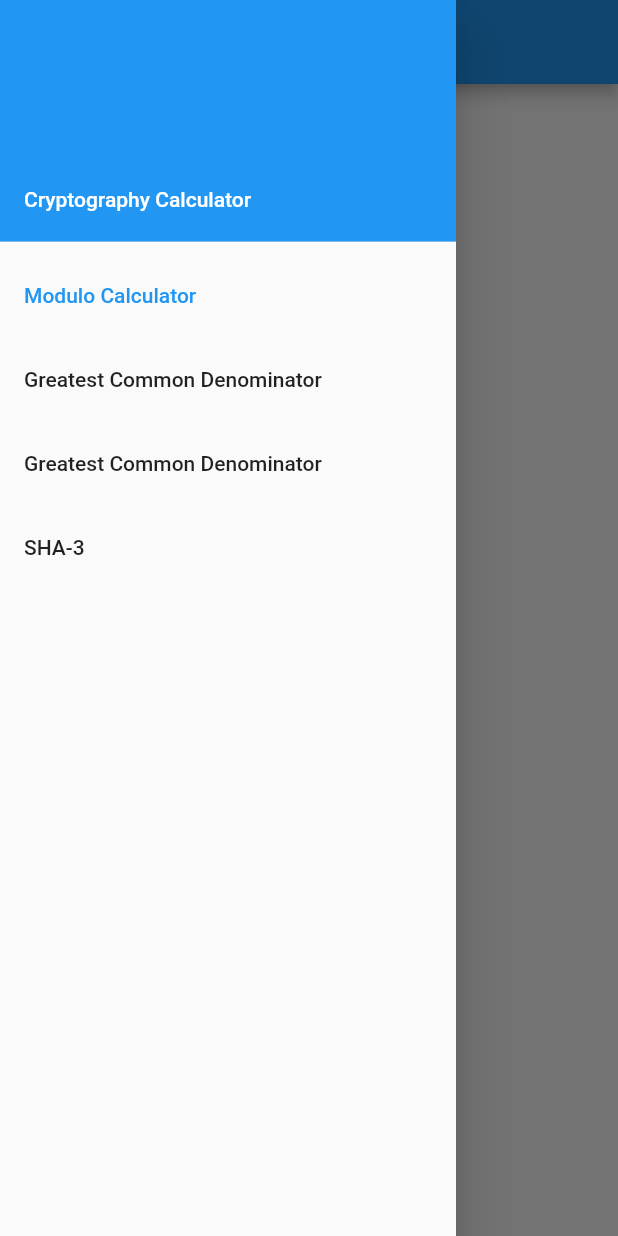
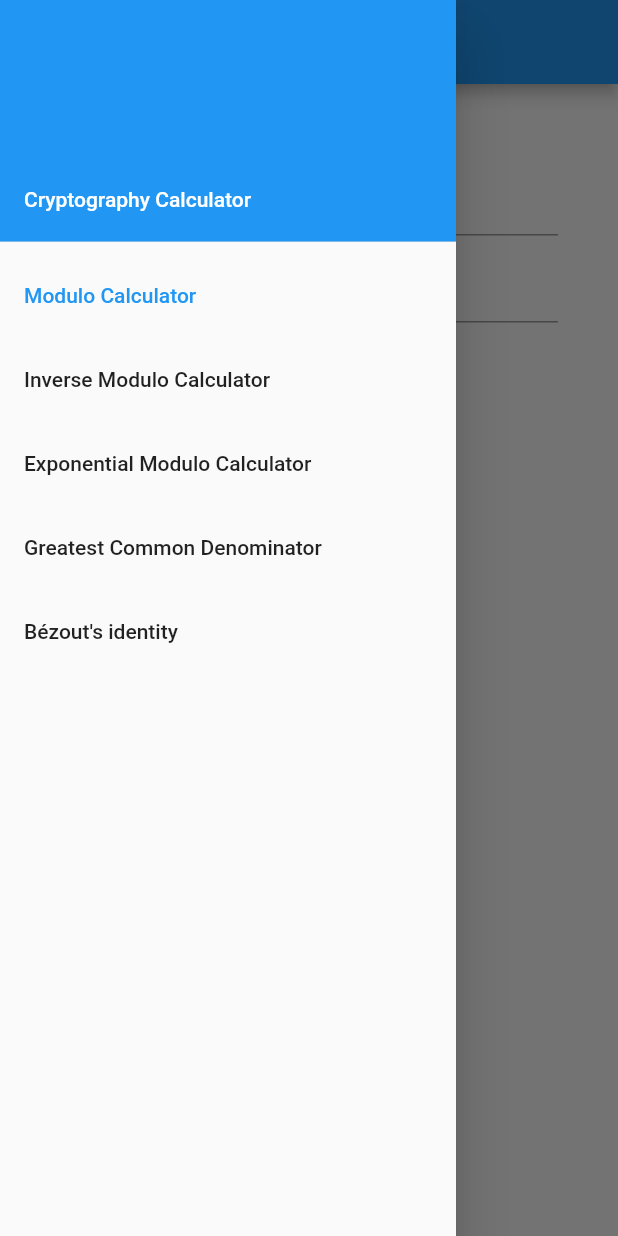
Before and after one commit to garrettparris/Cryptography-Calculator, a Flutter app: the screen it shows after launch, with the side drawer open, on a phone screen of 412 x 824 dp. Run offline on Flutter 3.47's test engine with Material 2 defaults, Android fonts, the phone set to English and light mode, and no system bars.

Commit message:
formatting

```diff
--- a/lib/fragments/first_fragment.dart
+++ /dev/null
@@ -1,52 +0,0 @@
-import 'package:flutter/material.dart';
-import 'dart:core';
-import 'modulo_pages/regular_modulo.dart';
-import 'modulo_pages/inverse_modulo.dart';
-import 'modulo_pages/exponent_modulo.dart';
-
-class FirstFragment extends StatelessWidget {
-  @override
-  Widget build(BuildContext context) {
-    return Scaffold(
-      body: Center(
-        child: new Column(
-          mainAxisAlignment: MainAxisAlignment.center,
-          crossAxisAlignment: CrossAxisAlignment.center,
-          children: <Widget>[
-            RaisedButton(
-              child: Text('Modulo'),
-              onPressed: () {
-                // Navigate to the second screen using a named route
-
-                Navigator.of(context).push(new MaterialPageRoute(builder:
-                    (BuildContext context) => new RegularModulo()));
-              },
-            ),
-            RaisedButton(
-              child: Text('Inverse Modulo'),
-              onPressed: () {
-                // Navigate to the second screen using a named route
-
-                Navigator.push(
-                  context,
-                  MaterialPageRoute(builder: (context) => new InverseModulo()),
-                );
-              },
-            ),
-            RaisedButton(
-              child: Text('Exponent modulo'),
-              onPressed: () {
-                // Navigate to the second screen using a named route
-
-                Navigator.push(
-                  context,
-                  MaterialPageRoute(builder: (context) => new ExponentModulo()),
-                );
-              },
-            ),
-          ],
-        ),
-      ),
-    );
-  }
-}
--- a/lib/fragments/modulo_pages/regular_modulo.dart
+++ b/lib/fragments/modulo_pages/regular_modulo.dart
@@ -1,16 +1,15 @@
 import 'package:flutter/material.dart';
 import 'dart:core';
 
-class RegularModulo extends StatefulWidget{
+class RegularModulo extends StatefulWidget {
   _RegularModulo createState() => _RegularModulo();
-
 }
 
 class _RegularModulo extends State<RegularModulo> {
   TextEditingController aValue = new TextEditingController();
   TextEditingController nValue = new TextEditingController();
   BigInt result;
-
+  bool visibilityTag = false;
   @override
   Widget build(BuildContext context) {
     var assetimg = new AssetImage("assets/modulo.png");
@@ -20,21 +19,24 @@ class _RegularModulo extends State<RegularModulo> {
       width: 100.00,
     );
     return Scaffold(
-      appBar: AppBar(
-        title: Text("Modulo"),
-      ),
       body: Center(
         child: new Column(
           children: <Widget>[
             Row(
               mainAxisAlignment: MainAxisAlignment.center,
               children: <Widget>[
-                new Flexible(
-                  child: image,
+                Padding(
+                  padding: const EdgeInsets.fromLTRB(0.00, 30.0, 0.00, 0.0),
+                  child: new Container(
+                    child: new Text("a mod n", style: TextStyle(
+                        fontStyle: FontStyle.italic, fontSize: 20.00),),
+                  ),
                 ),
               ],
             ),
-            Row(
+            Padding(
+              padding: const EdgeInsets.fromLTRB(40.00, 0.0, 40.00, 0.0),
+              child: Row(
                 mainAxisAlignment: MainAxisAlignment.center,
                 children: <Widget>[
                   new Text("a: "),
@@ -44,15 +46,16 @@ class _RegularModulo extends State<RegularModulo> {
                       keyboardType: TextInputType.number,
                       textAlign: TextAlign.center,
                       decoration: new InputDecoration(
-                      hintText: "a", contentPadding: new EdgeInsets.all(0.0),
-
-
+                        contentPadding: new EdgeInsets.all(0.0),
                       ),
                     ),
                   ),
                 ],
               ),
-            Row(
+            ),
+            Padding(
+              padding: const EdgeInsets.fromLTRB(40.00, 10.0, 40.00, 0.0),
+              child: Row(
                 mainAxisAlignment: MainAxisAlignment.center,
                 children: <Widget>[
                   new Text("n: "),
@@ -62,10 +65,11 @@ class _RegularModulo extends State<RegularModulo> {
                       keyboardType: TextInputType.number,
                       textAlign: TextAlign.center,
                       decoration: new InputDecoration(
-                        hintText: "n", contentPadding: new EdgeInsets.all(0.0)),
+                          contentPadding: new EdgeInsets.all(0.0)),
                     ),
                   ),
                 ],
+              ),
             ),
             Row(
               mainAxisAlignment: MainAxisAlignment.center,
@@ -74,11 +78,12 @@ class _RegularModulo extends State<RegularModulo> {
                   child: new Text('Calculate'),
                   elevation: 4.0,
                   color: Colors.blue,
-                  onPressed: (){
+                  onPressed: () {
                     setState(() {
-                      this.result= (BigInt.parse(aValue.text.toString()) % BigInt.parse(nValue.text.toString()));
+                      this.result = (BigInt.parse(aValue.text.toString()) %
+                          BigInt.parse(nValue.text.toString()));
+                      visibilityTag = true;
                     });
-
                   },
                 ),
               ],
@@ -89,16 +94,16 @@ class _RegularModulo extends State<RegularModulo> {
                 new Text("Result: "),
               ],
             ),
-            Row(
+            visibilityTag
+                ? Row(
                     mainAxisAlignment: MainAxisAlignment.center,
                     children: <Widget>[
                       new Flexible(
-                  child: new Text(
-                    '${this.result}'),
+                        child: new Text('${this.result}'),
                       ),
                     ],
-
-            ),
+                  )
+                : new Container(),
           ],
         ),
       ),
--- a/lib/pages/home_page.dart
+++ b/lib/pages/home_page.dart
@@ -1,8 +1,8 @@
-import 'package:cryptography_calculator/fragments/first_fragment.dart';
-import 'package:cryptography_calculator/fragments/second_fragment.dart';
-import 'package:cryptography_calculator/fragments/third_fragment.dart';
-import 'package:cryptography_calculator/fragments/fourth_fragment.dart';
-
+import 'package:cryptography_calculator/fragments/modulo_pages/regular_modulo.dart';
+import 'package:cryptography_calculator/fragments/modulo_pages/inverse_modulo.dart';
+import 'package:cryptography_calculator/fragments/modulo_pages/exponent_modulo.dart';
+import 'package:cryptography_calculator/fragments/gcdPages/euclidean.dart';
+import 'package:cryptography_calculator/fragments/gcdPages/extendedEuclidean.dart';
 import 'package:flutter/material.dart';
 
 class DrawerItem {
@@ -14,9 +14,10 @@ class DrawerItem {
 class HomePage extends StatefulWidget {
   final drawerItems = [
     new DrawerItem("Modulo Calculator", "Modulo Calculator"),
+    new DrawerItem("Inverse Modulo Calculator", "Inverse Modulo Calculator"),
+    new DrawerItem("Exponential Modulo Calculator", "Exponential Modulo Calculator"),
     new DrawerItem("Greatest Common Denominator", "Greatest Common Denominator"),
-    new DrawerItem("Greatest Common Denominator","Greatest Common Denominator"),
-    new DrawerItem("SHA-3","SHA-3"),
+    new DrawerItem("Bézout's identity","Bézout's identity"),
   ];
 
   @override
@@ -31,13 +32,15 @@ class HomePageState extends State<HomePage> {
   _getDrawerItemWidget(int pos) {
     switch (pos) {
       case 0:
-        return new FirstFragment();
+        return new RegularModulo();
       case 1:
-        return new SecondFragment();
+        return new InverseModulo();
       case 2:
-        return new ThirdFragment();
+        return new ExponentModulo();
       case 3:
-        return new FourthFragment();
+        return new Euclidean();
+      case 4:
+        return new extendedEuclidean();
 
       default:
         return new Text("Error");
```
Also changed, not shown: lib/fragments/fourth_fragment.dart (deleted, +0 -12 lines), lib/fragments/gcdPages/euclidean.dart (+17 -11 lines), lib/fragments/gcdPages/extendedEuclidean.dart (+59 -34 lines), lib/fragments/modulo_pages/exponent_modulo.dart (+29 -13 lines), lib/fragments/modulo_pages/inverse_modulo.dart (+27 -21 lines), lib/fragments/second_fragment.dart (deleted, +0 -41 lines), lib/fragments/third_fragment.dart (deleted, +0 -12 lines). Lines whose indentation alone changed are shown as unchanged.
